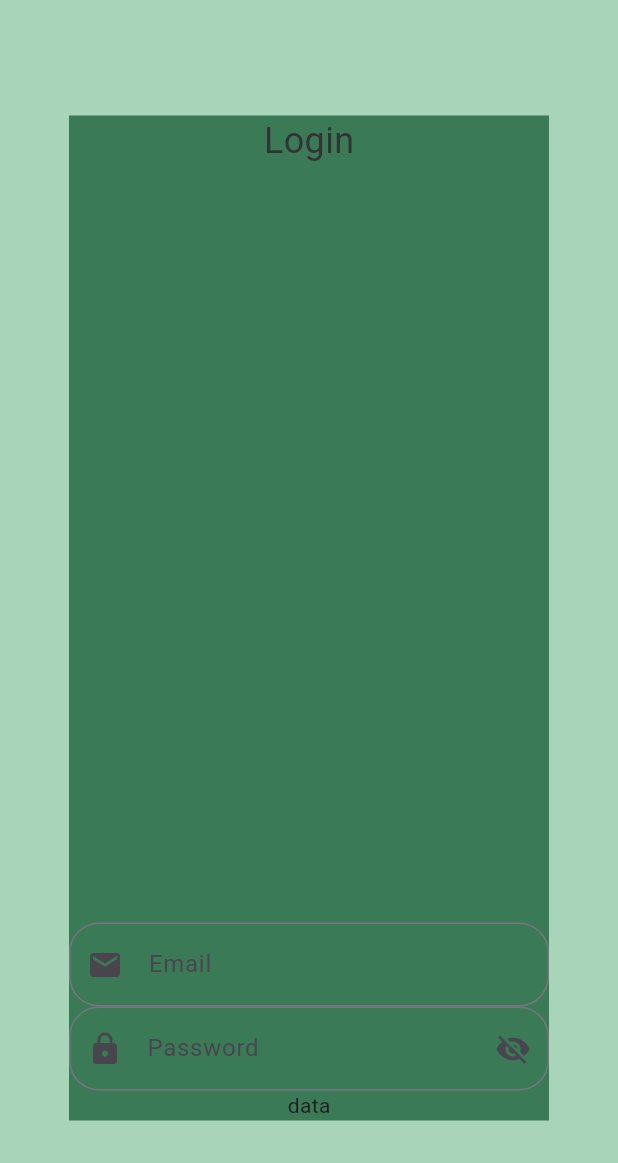
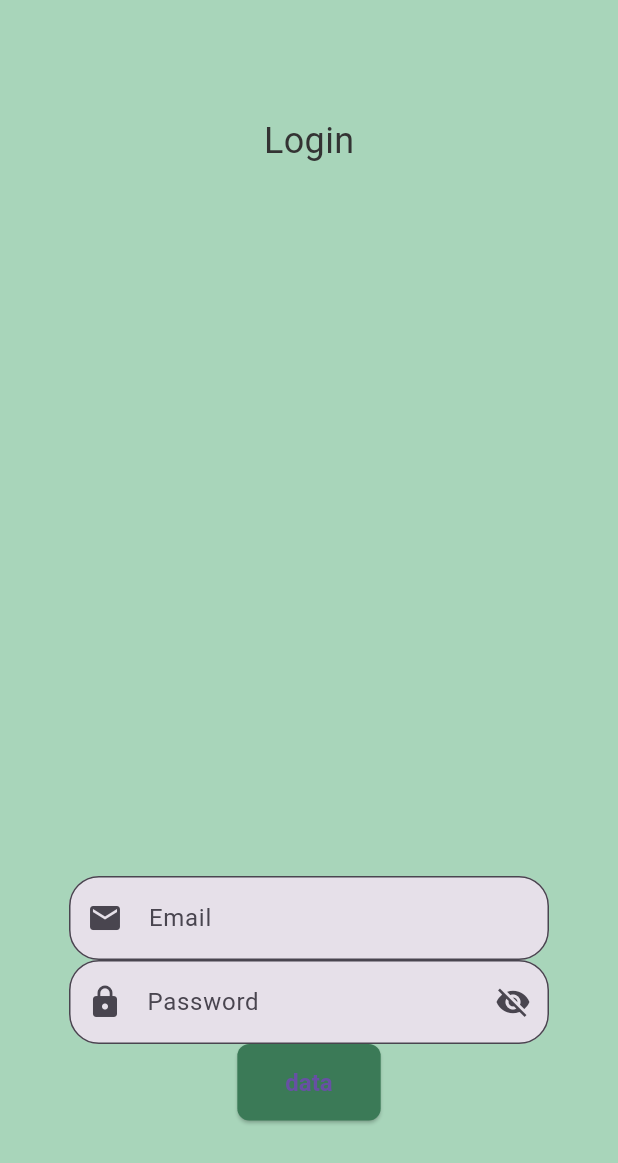
Before and after one commit to Gh0stvil/Soil_himidity_app, a Flutter app: the screen it shows after launch, on a phone screen of 412 x 824 dp. Shown: the top 1163 px of the screen. Run offline on Flutter 3.47's test engine with Material 3 defaults, Android fonts, the phone set to English and light mode, and no system bars.

Commit message:
Agregado boton de login

```diff
--- a/lib/ui/screens/login.dart
+++ b/lib/ui/screens/login.dart
@@ -1,6 +1,7 @@
 import 'package:flutter/material.dart';
 import 'package:soul_humidity_app/ui/aparience_app.dart';
-import 'package:soul_humidity_app/widgets/widget.dart';
+import 'package:soul_humidity_app/widgets/botones.dart';
+import 'package:soul_humidity_app/widgets/cajas_de_texto.dart';
 
 class Login extends StatefulWidget {
   const Login({super.key});
@@ -15,10 +16,10 @@ class _LoginState extends State<Login> {
     return Center(
       child: Padding(
         padding: const EdgeInsets.all(16.0),
-        child: Container(
+        child: SizedBox(
           width: 320,
           height: 670,
-          decoration: BoxDecoration(color: ColorMyApp.accentColor),
+          //decoration: BoxDecoration(color: ColorMyApp.accentColor),
           child: Column(
             mainAxisAlignment: MainAxisAlignment.center,
             children: [
@@ -32,7 +33,7 @@ class _LoginState extends State<Login> {
               Spacer(),
               EmailBox(),
               PasswordBox(),
-              Text("data"),
+              SingIn(),
             ],
           ),
         ),
--- /dev/null
+++ b/lib/widgets/botones.dart
@@ -0,0 +1,27 @@
+import 'package:flutter/material.dart';
+import 'package:soul_humidity_app/ui/aparience_app.dart';
+
+class SingIn extends StatefulWidget {
+  const SingIn({super.key});
+
+  @override
+  State<SingIn> createState() => _SingInState();
+}
+
+class _SingInState extends State<SingIn> {
+  @override
+  Widget build(BuildContext context) {
+    return ElevatedButton(
+      onPressed: () {
+        print("Botón presionado");
+      },
+      style: ElevatedButton.styleFrom(
+        textStyle: const TextStyle(fontSize: 16, fontWeight: FontWeight.bold),
+        backgroundColor: ColorMyApp.accentColor,
+        shape: RoundedRectangleBorder(borderRadius: BorderRadius.circular(8.0)),
+        padding: const EdgeInsets.symmetric(vertical: 16.0, horizontal: 32.0),
+      ),
+      child: Text("data"),
+    );
+  }
+}
--- a/lib/widgets/widget.dart
+++ b/lib/widgets/cajas_de_texto.dart
@@ -13,11 +13,16 @@ class _EmailBoxState extends State<EmailBox> {
   Widget build(BuildContext context) {
     return TextField(
       decoration: InputDecoration(
+        filled: true,
         hintText: "Email",
         prefix: Padding(padding: EdgeInsets.only(right: 1)),
         prefixIcon: Icon(Icons.email),
         labelStyle: TextStyle(color: ColorMyApp.textColorPrimary),
         border: OutlineInputBorder(borderRadius: BorderRadius.circular(20)),
+        focusedBorder: OutlineInputBorder(
+          borderRadius: BorderRadius.circular(20),
+          borderSide: BorderSide(color: ColorMyApp.accentColor, width: 2),
+        ),
       ),
     );
   }
@@ -37,6 +42,11 @@ class _PasswordBoxState extends State<PasswordBox> {
     return TextField(
       obscureText: _obscureText,
       decoration: InputDecoration(
+        focusedBorder: OutlineInputBorder(
+          borderRadius: BorderRadius.circular(20),
+          borderSide: BorderSide(color: ColorMyApp.accentColor, width: 2),
+        ),
+        filled: true,
         hintText: "Password",
         prefixIcon: Icon(Icons.lock),
         suffixIcon: IconButton(
```
